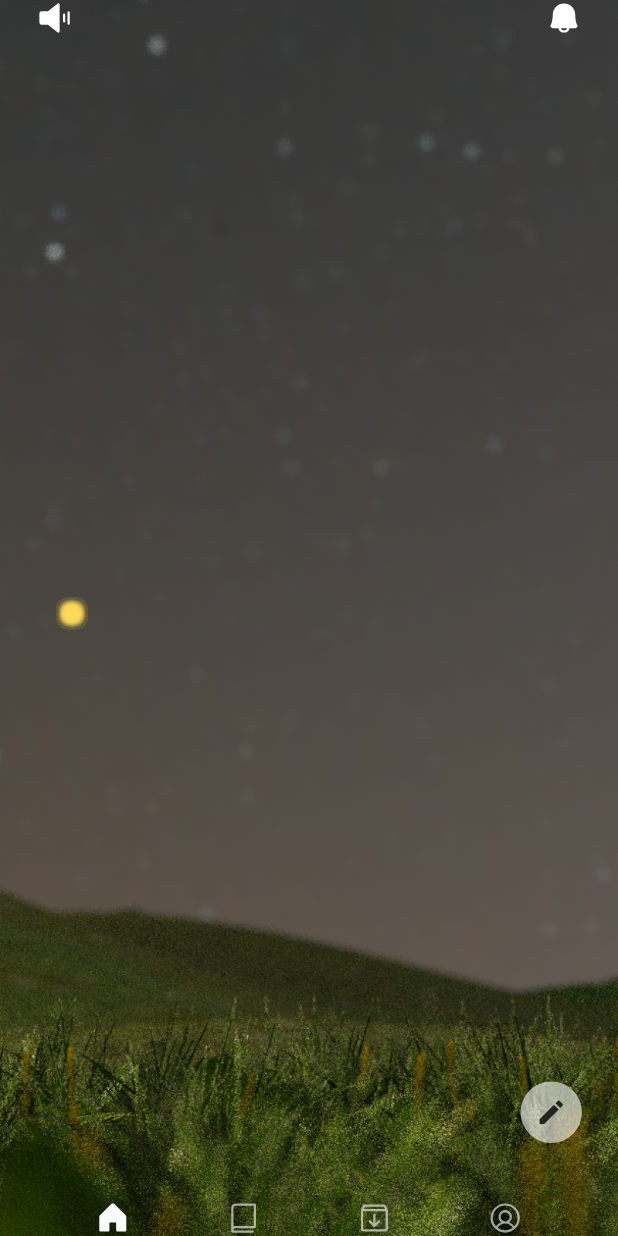
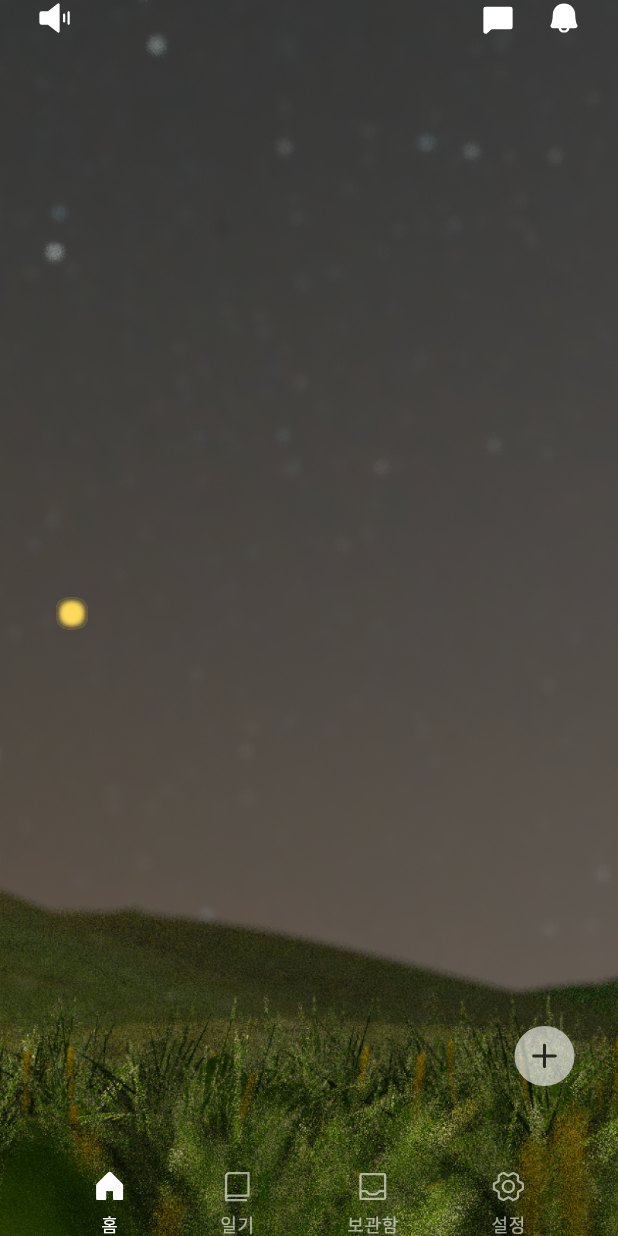
Before and after one commit to Nein-to-Sick/bandi_official, a Flutter app: the screen it shows after launch, on a phone screen of 412 x 824 dp. Run offline on Flutter 3.47's test engine with Material 3 defaults, Android fonts, the phone set to English and light mode, and no system bars; our stand-ins replace cloud_firestore, firebase_auth, firebase_core, flutter_dotenv, phosphor_flutter; missing offline and left inert: dart_openai; accounts and stored records are empty; Roboto replaces fonts that are missing (IBMPlexSansRegular).

Commit message:
[Feat] Diary 작성 초기

```diff
--- a/lib/components/no_reuse/home_top_bar.dart
+++ b/lib/components/no_reuse/home_top_bar.dart
@@ -1,23 +1,51 @@
+import 'package:bandi_official/controller/home_to_write.dart';
 import 'package:bandi_official/theme/custom_theme_data.dart';
-import 'package:bandi_official/view/home/write_diary.dart';
 import 'package:flutter/material.dart';
-import 'package:page_animation_transition/animations/bottom_to_top_faded_transition.dart';
-import 'package:page_animation_transition/page_animation_transition.dart';
 import 'package:phosphor_flutter/phosphor_flutter.dart';
+import 'package:provider/provider.dart';
 
-Widget homeTopBar(context) {
-  return Padding(
+import '../../view/home/write_diary.dart';
+
+class HomeTopBar extends StatelessWidget {
+  const HomeTopBar({super.key});
+
+  @override
+  Widget build(BuildContext context) {
+    final writeProvider = Provider.of<HomeToWrite>(context);
+
+    return Stack(
+      children: [
+        // 일기 open
+        AnimatedOpacity(
+            opacity: writeProvider.write ? 1.0 : 0.0,
+            duration: const Duration(milliseconds: 300),
+            child: writeProvider.write ? const WriteDiary() : Container()),
+        // home
+        !writeProvider.write
+            ? SafeArea(
+                child: Padding(
                   padding: const EdgeInsets.symmetric(horizontal: 24.0),
                   child: Column(
                     crossAxisAlignment: CrossAxisAlignment.start,
                     mainAxisAlignment: MainAxisAlignment.spaceBetween,
                     children: [
+                      // top icons
                       Row(
                         mainAxisAlignment: MainAxisAlignment.spaceBetween,
                         children: [
                           PhosphorIcon(
-                PhosphorIcons.speakerSimpleHigh(PhosphorIconsStyle.fill),
+                            PhosphorIcons.speakerSimpleHigh(
+                                PhosphorIconsStyle.fill),
                             color: BandiColor.neutralColor100(context),
+                          ),
+                          Row(
+                            children: [
+                              PhosphorIcon(
+                                PhosphorIcons.chat(PhosphorIconsStyle.fill),
+                                color: BandiColor.neutralColor100(context),
+                              ),
+                              const SizedBox(
+                                width: 20,
                               ),
                               PhosphorIcon(
                                 PhosphorIcons.bell(PhosphorIconsStyle.fill),
@@ -25,23 +53,24 @@ Widget homeTopBar(context) {
                               ),
                             ],
                           ),
+                        ],
+                      ),
+                      // write button
                       Padding(
-            padding: const EdgeInsets.only(bottom: 62.0),
+                        padding: const EdgeInsets.only(bottom: 100.0, right: 5),
                         child: Row(
                           mainAxisAlignment: MainAxisAlignment.end,
                           children: [
                             GestureDetector(
                               onTap: () {
-                    Navigator.push(context, MaterialPageRoute(builder: (context) => WriteDiary()));
-                    // Navigator.of(context).push(PageAnimationTransition(
-                    //     page: const WriteDiary(),
-                    //     pageAnimationType: BottomToTopFadedTransition()));
+                                writeProvider.toggleWrite();
                               },
                               child: CircleAvatar(
-                    radius: 20.5,
-                    backgroundColor: BandiColor.neutralColor60(context),
-                    child: Icon(
-                      Icons.create,
+                                radius: 20,
+                                backgroundColor:
+                                    BandiColor.neutralColor60(context),
+                                child: PhosphorIcon(
+                                  PhosphorIcons.plus(PhosphorIconsStyle.bold),
                                   size: 21,
                                   color: BandiColor.foundationColor80(context),
                                 ),
@@ -49,7 +78,13 @@ Widget homeTopBar(context) {
                             ),
                           ],
                         ),
+                      ),
+                    ],
+                  ),
+                ),
               )
-        ]),
+            : Container()
+      ],
     );
   }
+}
--- a/lib/components/no_reuse/navigation_bar.dart
+++ b/lib/components/no_reuse/navigation_bar.dart
@@ -2,65 +2,88 @@ import 'package:bandi_official/theme/custom_theme_data.dart';
 import 'package:flutter/material.dart';
 import 'package:phosphor_flutter/phosphor_flutter.dart';
 import 'package:provider/provider.dart';
+import '../../controller/navigation_toggle_provider.dart';
 
-import '../../controller/navigation_toggle_provider.dart';
+Widget buildNavigationItem(
+    BuildContext context,
+    NavigationToggleProvider navigationToggleProvider,
+    int index,
+    IconData iconFill,
+    IconData iconRegular,
+    String? label,
+    ) {
+  return GestureDetector(
+    onTap: () {
+      navigationToggleProvider.selectIndex(index);
+    },
+    child: Column(
+      mainAxisSize: MainAxisSize.min,
+      children: [
+        PhosphorIcon(
+          navigationToggleProvider.selectedIndex == index ? iconFill : iconRegular,
+          color: navigationToggleProvider.selectedIndex == index
+              ? BandiColor.neutralColor100(context)
+              : BandiColor.neutralColor60(context),
+          size: 24,
+        ),
+        if (label != null) ...[
+          const SizedBox(height: 5),
+          Text(
+            label,
+            style: BandiFont.labelSmall(context)?.copyWith(
+              color: navigationToggleProvider.selectedIndex == index
+                  ? BandiColor.neutralColor100(context)
+                  : BandiColor.neutralColor60(context),
+            ),
+          ),
+        ],
+      ],
+    ),
+  );
+}
 
 Widget navigationBar(BuildContext context) {
   final navigationToggleProvider = Provider.of<NavigationToggleProvider>(context);
 
-  return Center(
-    child: Row(
-      mainAxisAlignment: MainAxisAlignment.spaceEvenly,
-      children: [
-        GestureDetector(
-          onTap: () {
-            navigationToggleProvider.selectIndex(0);
-          },
-          child: PhosphorIcon(
-            navigationToggleProvider.selectedIndex == 0
-                ? PhosphorIcons.house(PhosphorIconsStyle.fill)
-                : PhosphorIcons.house(PhosphorIconsStyle.regular),
-            color: navigationToggleProvider.selectedIndex == 0 ? BandiColor.neutralColor100(context) : BandiColor.neutralColor60(context),
-            size: 24,
+  return SafeArea(
+    child: Center(
+      child: Row(
+        mainAxisAlignment: MainAxisAlignment.spaceEvenly,
+        children: [
+          buildNavigationItem(
+            context,
+            navigationToggleProvider,
+            0,
+            PhosphorIcons.house(PhosphorIconsStyle.fill),
+            PhosphorIcons.house(PhosphorIconsStyle.regular),
+            "홈",
           ),
-        ),
-        GestureDetector(
-          onTap: () {
-            navigationToggleProvider.selectIndex(1);
-          },
-          child: PhosphorIcon(
-            navigationToggleProvider.selectedIndex == 1
-                ? PhosphorIcons.book(PhosphorIconsStyle.fill)
-                : PhosphorIcons.book(PhosphorIconsStyle.regular),
-            color: navigationToggleProvider.selectedIndex == 1 ? BandiColor.neutralColor100(context) : BandiColor.neutralColor60(context),
-            size: 24,
+          buildNavigationItem(
+            context,
+            navigationToggleProvider,
+            1,
+            PhosphorIcons.book(PhosphorIconsStyle.fill),
+            PhosphorIcons.book(PhosphorIconsStyle.regular),
+            "일기",
           ),
-        ),
-        GestureDetector(
-          onTap: () {
-            navigationToggleProvider.selectIndex(2);
-          },
-          child: PhosphorIcon(
-            navigationToggleProvider.selectedIndex == 2
-                ? PhosphorIcons.boxArrowDown(PhosphorIconsStyle.fill)
-                : PhosphorIcons.boxArrowDown(PhosphorIconsStyle.regular),
-            color: navigationToggleProvider.selectedIndex == 2 ? BandiColor.neutralColor100(context) : BandiColor.neutralColor60(context),
-            size: 24,
+          buildNavigationItem(
+            context,
+            navigationToggleProvider,
+            2,
+            PhosphorIcons.tray(PhosphorIconsStyle.fill),
+            PhosphorIcons.tray(PhosphorIconsStyle.regular),
+            "보관함",
           ),
-        ),
-        GestureDetector(
-          onTap: () {
-            navigationToggleProvider.selectIndex(3);
-          },
-          child: PhosphorIcon(
-            navigationToggleProvider.selectedIndex == 3
-                ? PhosphorIcons.userCircle(PhosphorIconsStyle.fill)
-                : PhosphorIcons.userCircle(PhosphorIconsStyle.regular),
-            color: navigationToggleProvider.selectedIndex == 3 ? BandiColor.neutralColor100(context) : BandiColor.neutralColor60(context),
-            size: 24,
+          buildNavigationItem(
+            context,
+            navigationToggleProvider,
+            3,
+            PhosphorIcons.gearSix(PhosphorIconsStyle.fill),
+            PhosphorIcons.gearSix(PhosphorIconsStyle.regular),
+            "설정",
           ),
-        ),
-      ],
+        ],
+      ),
     ),
   );
 }
--- a/lib/controller/diary_ai_chat_controller.dart
+++ b/lib/controller/diary_ai_chat_controller.dart
@@ -6,14 +6,14 @@ import 'package:flutter_dotenv/flutter_dotenv.dart';
 import 'dart:developer' as dev;
 
 class DiaryAiChatController with ChangeNotifier {
-  late Chat chatModel;
+  late ChatMessage chatModel;
 
   // past chat log form firebase (cannot remember)
-  List<Chat> pastChatlog = [];
+  List<ChatMessage> pastChatlog = [];
 
   // current chat log (can remember)
-  List<Chat> currentChatlog = [
-    Chat(
+  List<ChatMessage> currentChatlog = [
+    ChatMessage(
       message: "안녕! 무슨 일이야?",
       messenger: Messenger.ai,
       messageType: MessageType.chat,
--- /dev/null
+++ b/lib/controller/home_to_write.dart
@@ -0,0 +1,12 @@
+import 'package:flutter/material.dart';
+
+class HomeToWrite with ChangeNotifier {
+  bool _write = false;
+
+  bool get write => _write;
+
+  void toggleWrite() {
+    _write = !_write;
+    notifyListeners();
+  }
+}
--- a/lib/controller/navigation_toggle_provider.dart
+++ b/lib/controller/navigation_toggle_provider.dart
@@ -1,8 +1,10 @@
 import 'package:flutter/material.dart';
 
 class NavigationToggleProvider with ChangeNotifier {
-  // _selectedIndex == 0 : home
-  // _selectedIndex == 1 : book
+  // _selectedIndex == 0 : 홈
+  // _selectedIndex == 1 : 일기
+  // _selectedIndex == 2 : 보관함
+  // _selectedIndex == 3 : 설정
   int _selectedIndex = 0;
 
   int get selectedIndex => _selectedIndex;
--- a/lib/main.dart
+++ b/lib/main.dart
@@ -7,6 +7,7 @@ import 'package:firebase_core/firebase_core.dart';
 import 'package:flutter/services.dart';
 import 'package:flutter_dotenv/flutter_dotenv.dart';
 import 'package:provider/provider.dart';
+import 'controller/home_to_write.dart';
 import 'controller/navigation_toggle_provider.dart';
 import 'firebase_options.dart';
 import 'package:flutter/material.dart';
@@ -48,6 +49,9 @@ class MainApp extends StatelessWidget {
               ChangeNotifierProvider(
                 create: (context) => DiaryAiChatController(),
               ),
+              ChangeNotifierProvider(
+                create: (context) => HomeToWrite(),
+              ),
             ],
             child: const Navigation(),
           ),
--- a/lib/view/home/home_view.dart
+++ b/lib/view/home/home_view.dart
@@ -1,15 +1,14 @@
 import 'package:flutter/material.dart';
-import '../../components/no_reuse/firefly.dart';
 import '../../components/no_reuse/home_top_bar.dart';
 
 class HomePage extends StatelessWidget {
-  const HomePage({Key? key}) : super(key: key);
+  const HomePage({super.key});
 
   @override
   Widget build(BuildContext context) {
-    return Scaffold(
+    return const Scaffold(
       backgroundColor: Colors.transparent,
-      body: homeTopBar(context),
+      body: HomeTopBar(),
     );
   }
 }
--- a/lib/view/navigation.dart
+++ b/lib/view/navigation.dart
@@ -6,6 +6,7 @@ import 'package:flutter/material.dart';
 import 'package:provider/provider.dart';
 import '../components/no_reuse/firefly.dart';
 import '../components/no_reuse/navigation_bar.dart';
+import '../controller/home_to_write.dart';
 import '../controller/navigation_toggle_provider.dart';
 
 class Navigation extends StatelessWidget {
@@ -15,6 +16,7 @@ class Navigation extends StatelessWidget {
   Widget build(BuildContext context) {
     final navigationToggleProvider =
         Provider.of<NavigationToggleProvider>(context);
+    final writeProvider = Provider.of<HomeToWrite>(context);
 
     return Container(
       decoration: const BoxDecoration(
@@ -24,23 +26,24 @@ class Navigation extends StatelessWidget {
               AssetImage('assets/images/backgrounds/background.png'), // 배경 이미지
         ),
       ),
-      child: SafeArea(
       child: Scaffold(
           backgroundColor: Colors.transparent,
           body: Stack(children: [
             navigationToggleProvider.selectedIndex == 0
-                  ? const HomePage() :
-              navigationToggleProvider.selectedIndex == 1
-                  ? const ListPage() :
-              navigationToggleProvider.selectedIndex == 2
-                  ? const MailView() : const UserView(),
+                ? const HomePage()
+                : navigationToggleProvider.selectedIndex == 1
+                    ? const ListPage()
+                    : navigationToggleProvider.selectedIndex == 2
+                        ? const MailView()
+                        : const UserView(),
             Column(
               mainAxisAlignment: MainAxisAlignment.end,
-                children: [navigationBar(context)],
+              children: [
+                !writeProvider.write ? navigationBar(context) : Container()
+              ],
             ),
             const FireFly()
           ])),
-      ),
     );
   }
 }
--- a/pubspec.yaml
+++ b/pubspec.yaml
@@ -28,7 +28,6 @@ dependencies:
   # CONVENIENCE
   phosphor_flutter: ^2.1.0
   intl: ^0.19.0
-  page_animation_transition: ^1.0.0
 
 
 
```
Also changed, not shown: lib/theme/custom_theme_data.dart (+12 -0 lines), lib/view/home/write_diary.dart (+100 -7 lines), pubspec.lock. Lines whose indentation alone changed are shown as unchanged.
